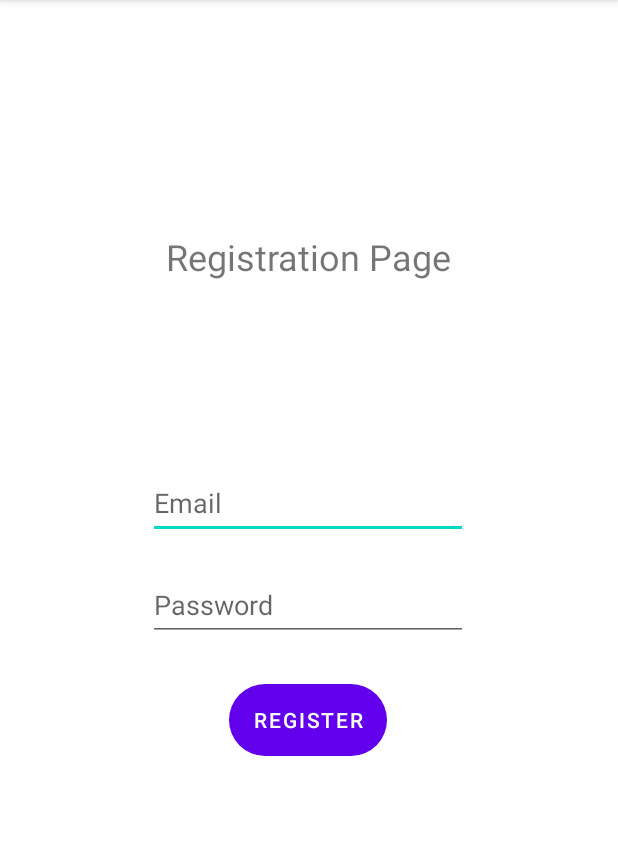
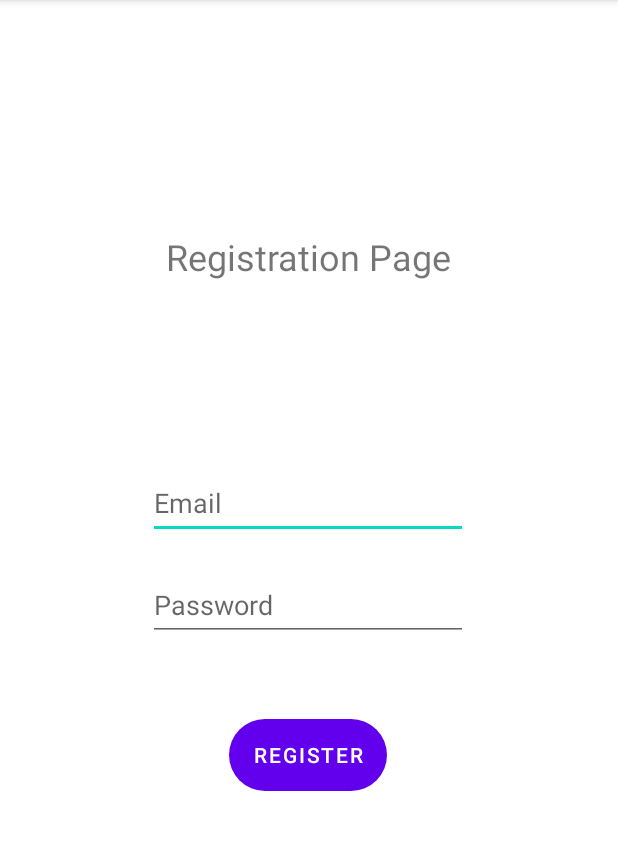
Before and after one commit to aks-456/b07-project, an Android app: the RegisterActivity screen opened directly, with no data from a screen before it, on a phone screen of 412 x 824 dp, the part 84-934 px from its top. Run offline under Robolectric (Android 15) with nearby library versions, the phone set to English and light mode, and no system bars; our stand-ins replace Firebase (no records; nobody signed in at launch, a user with empty details on screens opened directly).

Commit message:
Change UI for register activity and fix  EditCourseAdmin.java
Fix button to sign up because it's not showing, as well as some errors in EditCourseAdmin.java

```diff
--- a/B07Project/app/src/main/res/layout/activity_register.xml
+++ b/B07Project/app/src/main/res/layout/activity_register.xml
@@ -45,17 +45,19 @@
         android:importantForAutofill="no"
         android:inputType="textPassword"
         android:minHeight="48dp"
+        app:layout_constraintBottom_toBottomOf="parent"
         app:layout_constraintEnd_toEndOf="parent"
         app:layout_constraintHorizontal_bias="0.497"
         app:layout_constraintStart_toStartOf="parent"
         app:layout_constraintTop_toBottomOf="@+id/editTextTextEmailAddress"
+        app:layout_constraintVertical_bias="0.0"
         tools:ignore="TextContrastCheck" />
 
     <Button
         android:id="@+id/register_button"
         android:layout_width="wrap_content"
         android:layout_height="wrap_content"
-        android:layout_marginBottom="264dp"
+        android:layout_marginTop="52dp"
         android:background="@drawable/rounded_corner"
         android:text="@string/register_registration"
         app:layout_constraintBottom_toBottomOf="parent"
@@ -63,6 +65,6 @@
         app:layout_constraintHorizontal_bias="0.498"
         app:layout_constraintStart_toStartOf="parent"
         app:layout_constraintTop_toBottomOf="@+id/editTextTextPassword"
-        app:layout_constraintVertical_bias="1.0" />
+        app:layout_constraintVertical_bias="0.0" />
 
 </androidx.constraintlayout.widget.ConstraintLayout>
```
Also changed, not shown: B07Project/app/src/main/java/com/example/b07project/EditCourseAdmin.java (+33 -2 lines).
